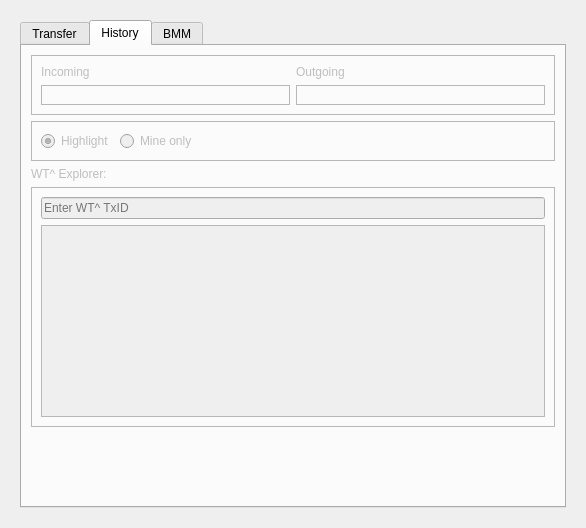
This is src/qt/forms/sidechainpage.ui in skydogenet/sidechains as Qt 5 draws it before an edit. The edited form follows.
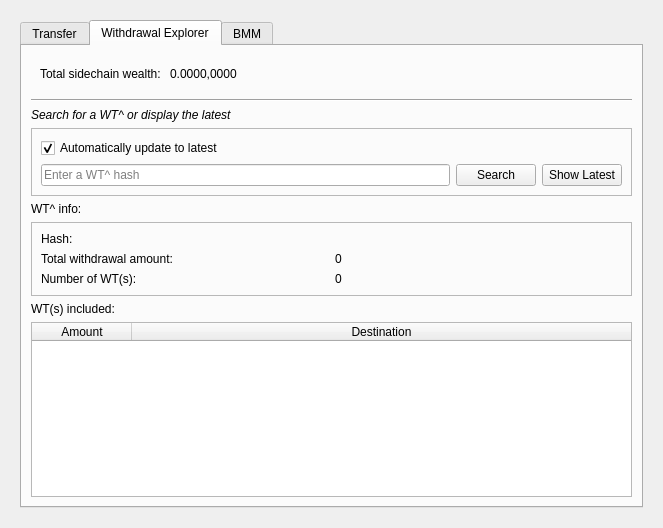
This is the edited form. The open tabs and pages were chosen to show the change. Icons and pictures are not drawn. Custom widgets are drawn as their Qt base class.

Commit message:
Add WT^ explorer to sidechain page
* Add basic version of WT^ explorer to the sidechain page

```diff
--- a/src/qt/forms/sidechainpage.ui
+++ b/src/qt/forms/sidechainpage.ui
@@ -6,7 +6,7 @@
    <rect>
     <x>0</x>
     <y>0</y>
-    <width>586</width>
+    <width>663</width>
     <height>528</height>
    </rect>
   </property>
@@ -506,25 +506,32 @@
          </widget>
          <widget class="QWidget" name="tabHistory">
           <property name="enabled">
-           <bool>false</bool>
+           <bool>true</bool>
           </property>
           <attribute name="icon">
            <iconset resource="../bitcoin.qrc">
             <normaloff>:/icons/history</normaloff>:/icons/history</iconset>
           </attribute>
           <attribute name="title">
-           <string>History</string>
+           <string>Withdrawal Explorer</string>
           </attribute>
           <layout class="QGridLayout" name="gridLayout_6">
+           <item row="5" column="0">
+            <widget class="QLabel" name="label_12">
+             <property name="text">
+              <string>WT^ info:</string>
+             </property>
+            </widget>
+           </item>
            <item row="2" column="0">
-            <widget class="QLabel" name="label_10">
+            <widget class="QLabel" name="label_29">
              <property name="text">
-              <string>WT^ Explorer:</string>
+              <string>&lt;html&gt;&lt;head/&gt;&lt;body&gt;&lt;p&gt;&lt;span style=&quot; font-style:italic;&quot;&gt;Search for a WT^ or display the latest&lt;/span&gt;&lt;/p&gt;&lt;/body&gt;&lt;/html&gt;</string>
              </property>
             </widget>
            </item>
-           <item row="0" column="0">
-            <widget class="QFrame" name="frame_10">
+           <item row="6" column="0">
+            <widget class="QFrame" name="frame_9">
              <property name="frameShape">
               <enum>QFrame::StyledPanel</enum>
              </property>
@@ -532,102 +539,176 @@
               <enum>QFrame::Raised</enum>
              </property>
              <layout class="QGridLayout" name="gridLayout_7">
-              <item row="2" column="2">
-               <widget class="QFrame" name="frameOutgoing">
-                <property name="frameShape">
-                 <enum>QFrame::StyledPanel</enum>
-                </property>
-                <property name="frameShadow">
-                 <enum>QFrame::Raised</enum>
-                </property>
-                <layout class="QVBoxLayout" name="verticalLayout_8"/>
-               </widget>
-              </item>
-              <item row="0" column="1">
-               <widget class="QLabel" name="label_11">
-                <property name="text">
-                 <string>Incoming </string>
-                </property>
-               </widget>
-              </item>
               <item row="2" column="1">
-               <widget class="QFrame" name="frameIncoming">
-                <property name="frameShape">
-                 <enum>QFrame::StyledPanel</enum>
+               <widget class="QLabel" name="labelNumWT">
+                <property name="text">
+                 <string>0</string>
                 </property>
-                <property name="frameShadow">
-                 <enum>QFrame::Raised</enum>
+               </widget>
+              </item>
+              <item row="1" column="0">
+               <widget class="QLabel" name="label_25">
+                <property name="text">
+                 <string>Total withdrawal amount:</string>
                 </property>
-                <layout class="QVBoxLayout" name="verticalLayout_6"/>
                </widget>
               </item>
-              <item row="0" column="2">
-               <widget class="QLabel" name="label_12">
+              <item row="1" column="1">
+               <widget class="QLabel" name="labelTotalAmount">
                 <property name="text">
-                 <string>Outgoing</string>
+                 <string>0</string>
+                </property>
+               </widget>
+              </item>
+              <item row="2" column="0">
+               <widget class="QLabel" name="label_27">
+                <property name="text">
+                 <string>Number of WT(s): </string>
+                </property>
+               </widget>
+              </item>
+              <item row="0" column="0" colspan="2">
+               <widget class="QLabel" name="labelWTPrimeHash">
+                <property name="text">
+                 <string>Hash: </string>
+                </property>
+                <property name="textInteractionFlags">
+                 <set>Qt::TextSelectableByMouse</set>
                 </property>
                </widget>
               </item>
              </layout>
             </widget>
            </item>
+           <item row="7" column="0">
+            <widget class="QLabel" name="label_24">
+             <property name="text">
+              <string>WT(s) included:</string>
+             </property>
+            </widget>
+           </item>
+           <item row="1" column="0">
+            <widget class="Line" name="line_3">
+             <property name="orientation">
+              <enum>Qt::Horizontal</enum>
+             </property>
+            </widget>
+           </item>
+           <item row="8" column="0">
+            <widget class="QTableWidget" name="tableWidgetWTs">
+             <property name="sizeAdjustPolicy">
+              <enum>QAbstractScrollArea::AdjustIgnored</enum>
+             </property>
+             <property name="editTriggers">
+              <set>QAbstractItemView::NoEditTriggers</set>
+             </property>
+             <property name="selectionMode">
+              <enum>QAbstractItemView::NoSelection</enum>
+             </property>
+             <property name="textElideMode">
+              <enum>Qt::ElideRight</enum>
+             </property>
+             <property name="wordWrap">
+              <bool>false</bool>
+             </property>
+             <property name="rowCount">
+              <number>0</number>
+             </property>
+             <attribute name="horizontalHeaderCascadingSectionResizes">
+              <bool>false</bool>
+             </attribute>
+             <attribute name="horizontalHeaderStretchLastSection">
+              <bool>true</bool>
+             </attribute>
+             <attribute name="verticalHeaderStretchLastSection">
+              <bool>false</bool>
+             </attribute>
+             <column>
+              <property name="text">
+               <string>Amount</string>
+              </property>
+             </column>
+             <column>
+              <property name="text">
+               <string>Destination</string>
+              </property>
+             </column>
+            </widget>
+           </item>
            <item row="3" column="0">
-            <widget class="QFrame" name="frame_9">
+            <widget class="QFrame" name="frame_5">
              <property name="frameShape">
               <enum>QFrame::StyledPanel</enum>
              </property>
              <property name="frameShadow">
               <enum>QFrame::Raised</enum>
              </property>
-             <layout class="QVBoxLayout" name="verticalLayout_7">
-              <item>
-               <widget class="QLineEdit" name="lineEditWTtxid">
+             <layout class="QGridLayout" name="gridLayout_16">
+              <item row="1" column="2">
+               <widget class="QPushButton" name="pushButtonShowLatestWTPrime">
+                <property name="text">
+                 <string>Show Latest</string>
+                </property>
+               </widget>
+              </item>
+              <item row="1" column="1">
+               <widget class="QPushButton" name="pushButtonLookup">
+                <property name="text">
+                 <string>Search</string>
+                </property>
+               </widget>
+              </item>
+              <item row="1" column="0">
+               <widget class="QLineEdit" name="lineEditWTPrimeHash">
+                <property name="maxLength">
+                 <number>64</number>
+                </property>
                 <property name="placeholderText">
-                 <string>Enter WT^ TxID</string>
+                 <string>Enter a WT^ hash</string>
                 </property>
-               </widget>
-              </item>
-              <item>
-               <widget class="QTreeView" name="treeView">
-                <property name="sizePolicy">
-                 <sizepolicy hsizetype="Expanding" vsizetype="Maximum">
-                  <horstretch>0</horstretch>
-                  <verstretch>0</verstretch>
-                 </sizepolicy>
+                <property name="clearButtonEnabled">
+                 <bool>true</bool>
                 </property>
                </widget>
               </item>
-             </layout>
-            </widget>
-           </item>
-           <item row="1" column="0">
-            <widget class="QFrame" name="frame_11">
-             <property name="frameShape">
-              <enum>QFrame::StyledPanel</enum>
-             </property>
-             <property name="frameShadow">
-              <enum>QFrame::Raised</enum>
-             </property>
-             <layout class="QHBoxLayout" name="horizontalLayout_3">
-              <item>
-               <widget class="QRadioButton" name="radioButtonHighlightMine">
+              <item row="0" column="0">
+               <widget class="QCheckBox" name="checkBoxAutoWTPrimeRefresh">
                 <property name="text">
-                 <string>Highlight</string>
+                 <string>Automatically update to latest</string>
                 </property>
                 <property name="checked">
                  <bool>true</bool>
                 </property>
                </widget>
               </item>
+             </layout>
+            </widget>
+           </item>
+           <item row="0" column="0">
+            <widget class="QFrame" name="frame_4">
+             <property name="frameShape">
+              <enum>QFrame::NoFrame</enum>
+             </property>
+             <property name="frameShadow">
+              <enum>QFrame::Raised</enum>
+             </property>
+             <layout class="QHBoxLayout" name="horizontalLayout_3">
               <item>
-               <widget class="QRadioButton" name="radioButtonOnlyMine">
+               <widget class="QLabel" name="label_10">
                 <property name="text">
-                 <string>Mine only</string>
+                 <string>Total sidechain wealth: </string>
                 </property>
                </widget>
               </item>
               <item>
-               <spacer name="horizontalSpacer_3">
+               <widget class="QLabel" name="labelTotalWealth">
+                <property name="text">
+                 <string>0.0000,0000</string>
+                </property>
+               </widget>
+              </item>
+              <item>
+               <spacer name="horizontalSpacer">
                 <property name="orientation">
                  <enum>Qt::Horizontal</enum>
                 </property>
@@ -642,19 +723,6 @@
              </layout>
             </widget>
            </item>
-           <item row="4" column="0">
-            <spacer name="verticalSpacer_7">
-             <property name="orientation">
-              <enum>Qt::Vertical</enum>
-             </property>
-             <property name="sizeHint" stdset="0">
-              <size>
-               <width>20</width>
-               <height>40</height>
-              </size>
-             </property>
-            </spacer>
-           </item>
           </layout>
          </widget>
          <widget class="QWidget" name="tabBMM">
```
Left out of the diff: 2 changed lines with no effect on the pictures. The commit also changes 3 other files.
